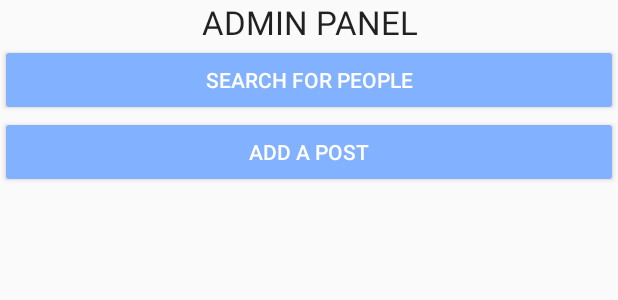
After one commit to Arunm619/BloodBank, an Android app: the layout activity_admin.xml on its own in the app's theme, with its tools: preview values and no code run, on a phone screen of 412 x 824 dp. The commit adds this screen. Shown: the top 300 px of the screen. Run offline under Robolectric (Android 15) with nearby library versions, the phone set to English and light mode, and no system bars.

Commit message:
Admin Panel : Add a post activity and Search for People Activity

```diff
--- a/app/build.gradle
+++ b/app/build.gradle
@@ -90,4 +90,5 @@ dependencies {
 
 
 
+
 apply plugin: 'com.google.gms.google-services'
--- /dev/null
+++ b/app/src/main/res/layout/activity_admin.xml
@@ -0,0 +1,40 @@
+<?xml version="1.0" encoding="utf-8"?>
+<RelativeLayout xmlns:android="http://schemas.android.com/apk/res/android"
+    xmlns:app="http://schemas.android.com/apk/res-auto"
+    xmlns:tools="http://schemas.android.com/tools"
+    android:layout_width="match_parent"
+    android:layout_height="match_parent"
+    tools:context="com.atribus.bloodbankyrc.ADMIN">
+
+
+    <LinearLayout
+        android:layout_width="match_parent"
+        android:layout_height="wrap_content"
+        android:orientation="vertical">
+
+        <TextView
+            android:layout_width="match_parent"
+            android:layout_height="wrap_content"
+            android:layout_gravity="center"
+            android:gravity="center"
+            android:text="@string/admin_panel"
+            android:textAppearance="@style/Base.TextAppearance.AppCompat.Large" />
+
+        <Button
+            android:id="@+id/btn_search"
+            style="@style/Widget.AppCompat.Button.Colored"
+            android:layout_width="match_parent"
+            android:layout_height="wrap_content"
+            android:text="@string/search_for_people" />
+
+        <Button
+            android:id="@+id/btn_addapost"
+            style="@style/Widget.AppCompat.Button.Colored"
+            android:layout_width="match_parent"
+            android:layout_height="wrap_content"
+            android:text="@string/AddaPost" />
+
+
+    </LinearLayout>
+
+</RelativeLayout>
--- a/app/src/main/res/values/strings.xml
+++ b/app/src/main/res/values/strings.xml
@@ -161,6 +161,9 @@
     <string name="NoDonations">No Requests Available.</string>
     <string name="NoPosts">No posts Found</string>
     <string name="recentDonation">Recent Donation on</string>
+    <string name="search_for_people">Search For People</string>
+    <string name="admin_panel">ADMIN PANEL</string>
+    <string name="AddaPost">Add a post</string>
 
 
 </resources>
```
Also changed, not shown: app/src/main/AndroidManifest.xml (+7 -6 lines), app/src/main/java/com/atribus/bloodbankyrc/ADMIN.java (added, +34 -0 lines), app/src/main/java/com/atribus/bloodbankyrc/AdminAddPost.java (+14 -8 lines), app/src/main/java/com/atribus/bloodbankyrc/AdminMain.java (+28 -11 lines).
